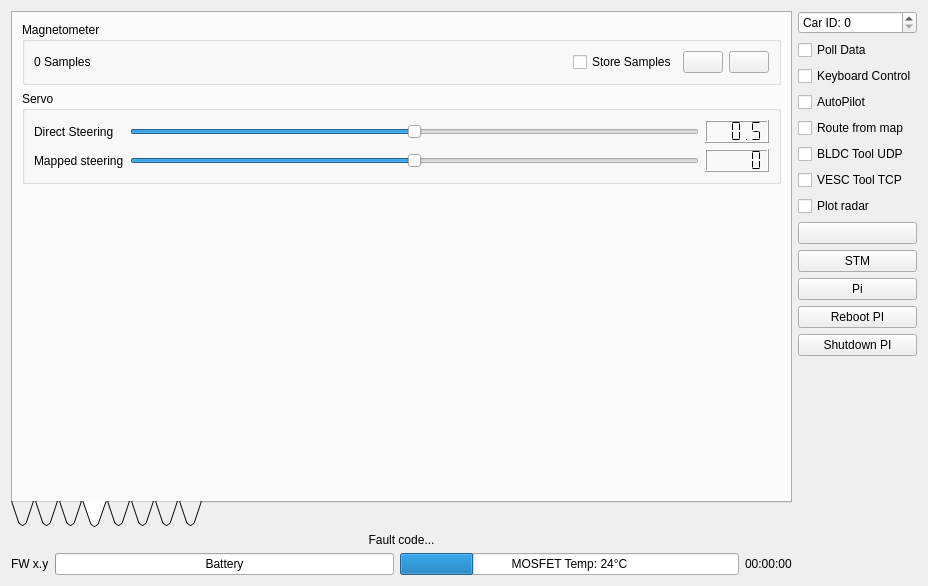
vedderb/rise_sdvp, file Linux/RC_Car_Tool/carinterface.ui: the form before one commit.
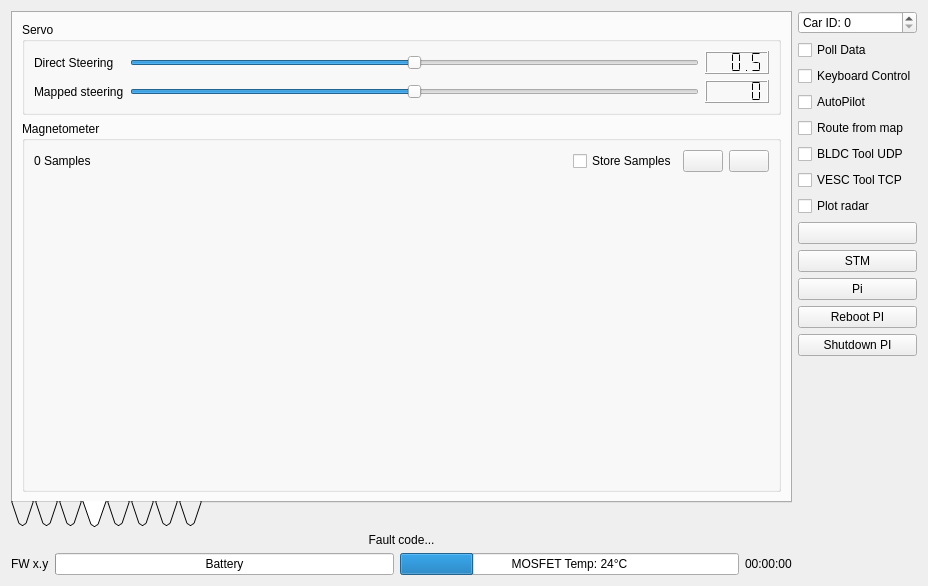
The form after the commit. The open tabs and pages were chosen to show the change. Icons and pictures are not drawn. Custom widgets are drawn as their Qt base class.

```diff
--- a/Linux/RC_Car_Tool/carinterface.ui
+++ b/Linux/RC_Car_Tool/carinterface.ui
@@ -262,6 +262,91 @@
          <string>Calibration</string>
         </attribute>
         <layout class="QVBoxLayout" name="verticalLayout_9">
+         <item>
+          <widget class="QGroupBox" name="groupBox_3">
+           <property name="title">
+            <string>Servo</string>
+           </property>
+           <layout class="QVBoxLayout" name="verticalLayout_7">
+            <item>
+             <layout class="QGridLayout" name="gridLayout">
+              <item row="0" column="0">
+               <widget class="QLabel" name="label_2">
+                <property name="text">
+                 <string>Direct Steering</string>
+                </property>
+               </widget>
+              </item>
+              <item row="0" column="1">
+               <widget class="QSlider" name="servoDirectSlider">
+                <property name="minimum">
+                 <number>0</number>
+                </property>
+                <property name="maximum">
+                 <number>1000</number>
+                </property>
+                <property name="singleStep">
+                 <number>10</number>
+                </property>
+                <property name="value">
+                 <number>500</number>
+                </property>
+                <property name="orientation">
+                 <enum>Qt::Horizontal</enum>
+                </property>
+               </widget>
+              </item>
+              <item row="0" column="2">
+               <widget class="QLCDNumber" name="servoDirectNumber">
+                <property name="segmentStyle">
+                 <enum>QLCDNumber::Flat</enum>
+                </property>
+                <property name="value" stdset="0">
+                 <double>0.500000000000000</double>
+                </property>
+               </widget>
+              </item>
+              <item row="1" column="0">
+               <widget class="QLabel" name="label_3">
+                <property name="text">
+                 <string>Mapped steering</string>
+                </property>
+               </widget>
+              </item>
+              <item row="1" column="2">
+               <widget class="QLCDNumber" name="servoMappedNumber">
+                <property name="segmentStyle">
+                 <enum>QLCDNumber::Flat</enum>
+                </property>
+                <property name="value" stdset="0">
+                 <double>0.000000000000000</double>
+                </property>
+               </widget>
+              </item>
+              <item row="1" column="1">
+               <widget class="QSlider" name="servoMappedSlider">
+                <property name="minimum">
+                 <number>-1000</number>
+                </property>
+                <property name="maximum">
+                 <number>1000</number>
+                </property>
+                <property name="singleStep">
+                 <number>10</number>
+                </property>
+                <property name="value">
+                 <number>0</number>
+                </property>
+                <property name="orientation">
+                 <enum>Qt::Horizontal</enum>
+                </property>
+               </widget>
+              </item>
+             </layout>
+            </item>
+           </layout>
+          </widget>
+         </item>
          <item>
           <widget class="QGroupBox" name="groupBox_2">
            <property name="title">
@@ -327,86 +412,35 @@
               </item>
              </layout>
             </item>
-           </layout>
-          </widget>
-         </item>
-         <item>
-          <widget class="QGroupBox" name="groupBox_3">
-           <property name="title">
-            <string>Servo</string>
-           </property>
-           <layout class="QVBoxLayout" name="verticalLayout_7">
             <item>
-             <layout class="QGridLayout" name="gridLayout">
+             <layout class="QGridLayout" name="gridLayout_4">
               <item row="0" column="0">
-               <widget class="QLabel" name="label_2">
-                <property name="text">
-                 <string>Direct Steering</string>
+               <widget class="QCustomPlot" name="magSampXyPlot" native="true">
+                <property name="sizePolicy">
+                 <sizepolicy hsizetype="Preferred" vsizetype="MinimumExpanding">
+                  <horstretch>0</horstretch>
+                  <verstretch>0</verstretch>
+                 </sizepolicy>
                 </property>
                </widget>
               </item>
               <item row="0" column="1">
-               <widget class="QSlider" name="servoDirectSlider">
-                <property name="minimum">
-                 <number>0</number>
-                </property>
-                <property name="maximum">
-                 <number>1000</number>
-                </property>
-                <property name="singleStep">
-                 <number>10</number>
-                </property>
-                <property name="value">
-                 <number>500</number>
-                </property>
-                <property name="orientation">
-                 <enum>Qt::Horizontal</enum>
-                </property>
-               </widget>
-              </item>
-              <item row="0" column="2">
-               <widget class="QLCDNumber" name="servoDirectNumber">
-                <property name="segmentStyle">
-                 <enum>QLCDNumber::Flat</enum>
-                </property>
-                <property name="value" stdset="0">
-                 <double>0.500000000000000</double>
+               <widget class="QCustomPlot" name="magSampXzPlot" native="true">
+                <property name="sizePolicy">
+                 <sizepolicy hsizetype="Preferred" vsizetype="MinimumExpanding">
+                  <horstretch>0</horstretch>
+                  <verstretch>0</verstretch>
+                 </sizepolicy>
                 </property>
                </widget>
               </item>
               <item row="1" column="0">
-               <widget class="QLabel" name="label_3">
-                <property name="text">
-                 <string>Mapped steering</string>
-                </property>
-               </widget>
-              </item>
-              <item row="1" column="2">
-               <widget class="QLCDNumber" name="servoMappedNumber">
-                <property name="segmentStyle">
-                 <enum>QLCDNumber::Flat</enum>
-                </property>
-                <property name="value" stdset="0">
-                 <double>0.000000000000000</double>
-                </property>
-               </widget>
-              </item>
-              <item row="1" column="1">
-               <widget class="QSlider" name="servoMappedSlider">
-                <property name="minimum">
-                 <number>-1000</number>
-                </property>
-                <property name="maximum">
-                 <number>1000</number>
-                </property>
-                <property name="singleStep">
-                 <number>10</number>
-                </property>
-                <property name="value">
-                 <number>0</number>
-                </property>
-                <property name="orientation">
-                 <enum>Qt::Horizontal</enum>
+               <widget class="QCustomPlot" name="magSampYzPlot" native="true">
+                <property name="sizePolicy">
+                 <sizepolicy hsizetype="Preferred" vsizetype="MinimumExpanding">
+                  <horstretch>0</horstretch>
+                  <verstretch>0</verstretch>
+                 </sizepolicy>
                 </property>
                </widget>
               </item>
@@ -415,19 +449,6 @@
            </layout>
           </widget>
          </item>
-         <item>
-          <spacer name="verticalSpacer_2">
-           <property name="orientation">
-            <enum>Qt::Vertical</enum>
-           </property>
-           <property name="sizeHint" stdset="0">
-            <size>
-             <width>20</width>
-             <height>103</height>
-            </size>
-           </property>
-          </spacer>
-         </item>
         </layout>
        </widget>
        <widget class="QWidget" name="tab_6">
```
